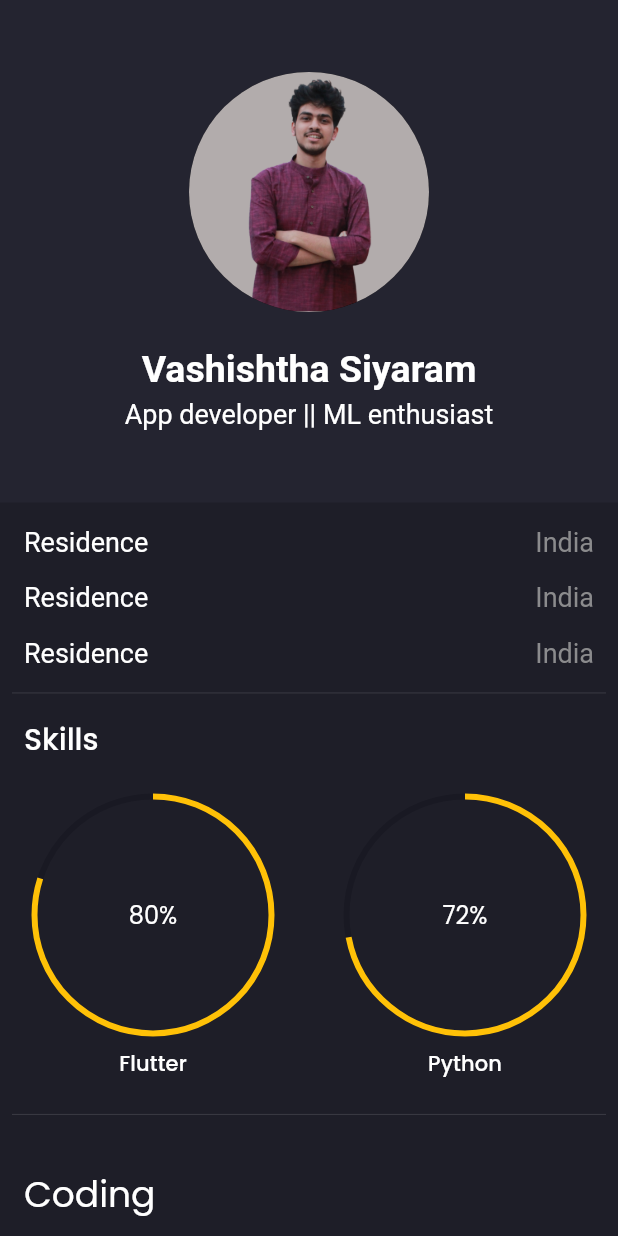
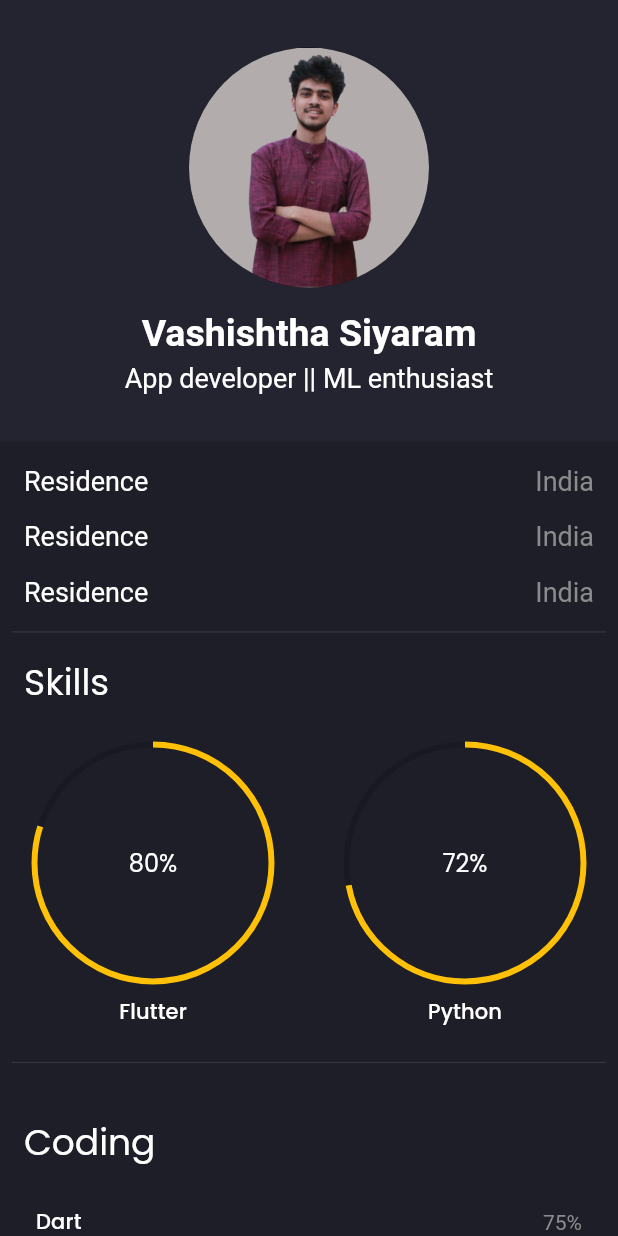
Before and after one commit to vashishthas/Portfolio-App, a Flutter app: the screen it shows after launch, on a phone screen of 412 x 824 dp. Run offline on Flutter 3.47's test engine with Material 2 defaults, Android fonts, the phone set to English and light mode, and no system bars; our stand-ins replace google_fonts.

Commit message:
minor changes

```diff
--- a/lib/screens/home.dart
+++ b/lib/screens/home.dart
@@ -28,7 +28,7 @@ class HomeScreen extends StatelessWidget {
                       alignment: Alignment.topLeft,
                       child: Text(
                         "Skills",
-                        style: Theme.of(context).textTheme.headline6,
+                        style: Theme.of(context).textTheme.headline5,
                       ),
                     ),
                   ),
--- a/lib/screens/upper.dart
+++ b/lib/screens/upper.dart
@@ -8,7 +8,7 @@ class MyInfo extends StatelessWidget {
   @override
   Widget build(BuildContext context) {
     return AspectRatio(
-        aspectRatio: 123 / 100,
+        aspectRatio: 140 / 100,
         child: Container(
           color: Color(0xFF242430),
           child: Column(
```
